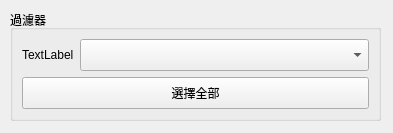
The window that bank-view/frontsinglefilter.ui (smandyscom/front-base-widget) describes before a commit, drawn with Qt 5.
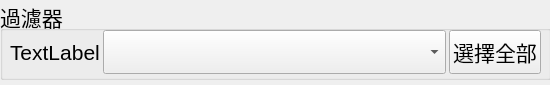
The same window after the commit.

What changed in the file:
```diff
--- a/bank-view/frontsinglefilter.ui
+++ b/bank-view/frontsinglefilter.ui
@@ -6,8 +6,8 @@
    <rect>
     <x>0</x>
     <y>0</y>
-    <width>393</width>
-    <height>133</height>
+    <width>550</width>
+    <height>85</height>
    </rect>
   </property>
   <property name="sizePolicy">
@@ -16,26 +16,48 @@
     <verstretch>0</verstretch>
    </sizepolicy>
   </property>
+  <property name="font">
+   <font>
+    <pointsize>16</pointsize>
+   </font>
+  </property>
   <property name="windowTitle">
    <string>Form</string>
   </property>
   <widget class="QGroupBox" name="groupBox">
    <property name="geometry">
     <rect>
-     <x>10</x>
-     <y>10</y>
-     <width>371</width>
-     <height>111</height>
+     <x>0</x>
+     <y>0</y>
+     <width>551</width>
+     <height>80</height>
     </rect>
    </property>
+   <property name="sizePolicy">
+    <sizepolicy hsizetype="Expanding" vsizetype="Expanding">
+     <horstretch>0</horstretch>
+     <verstretch>0</verstretch>
+    </sizepolicy>
+   </property>
    <property name="title">
     <string>過濾器</string>
    </property>
-   <layout class="QVBoxLayout" name="verticalLayout_2">
-    <item>
-     <layout class="QVBoxLayout" name="verticalLayout">
-      <item>
+   <property name="flat">
+    <bool>false</bool>
+   </property>
+   <widget class="QWidget" name="">
+    <property name="geometry">
+     <rect>
+      <x>10</x>
+      <y>30</y>
+      <width>531</width>
+      <height>44</height>
+     </rect>
+    </property>
        <layout class="QHBoxLayout" name="horizontalLayout">
+     <property name="spacing">
+      <number>3</number>
+     </property>
         <item>
          <widget class="QLabel" name="labelPrimary">
           <property name="text">
@@ -53,8 +75,6 @@
           </property>
          </widget>
         </item>
-       </layout>
-      </item>
       <item>
        <widget class="QPushButton" name="pushButtonSelectAll">
         <property name="sizePolicy">
@@ -69,8 +89,7 @@
        </widget>
       </item>
      </layout>
-    </item>
-   </layout>
+   </widget>
   </widget>
  </widget>
  <resources/>
```
Lines whose indentation alone changed are shown as unchanged.
